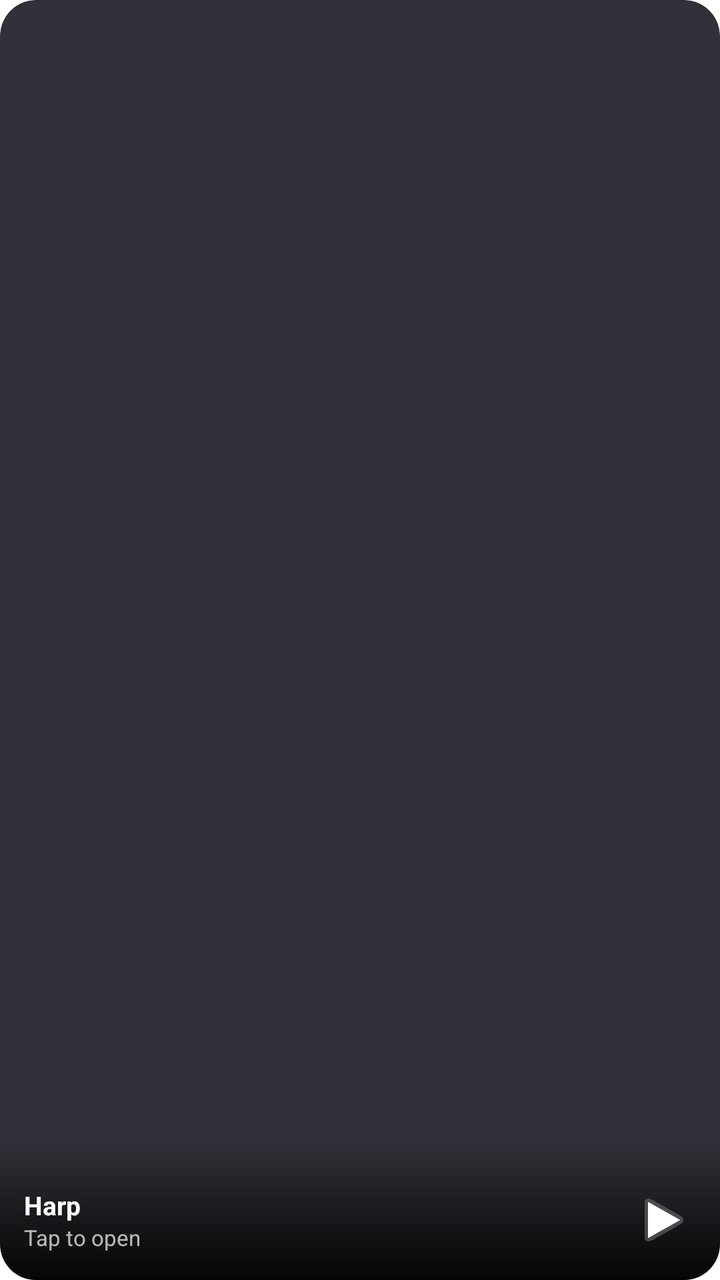
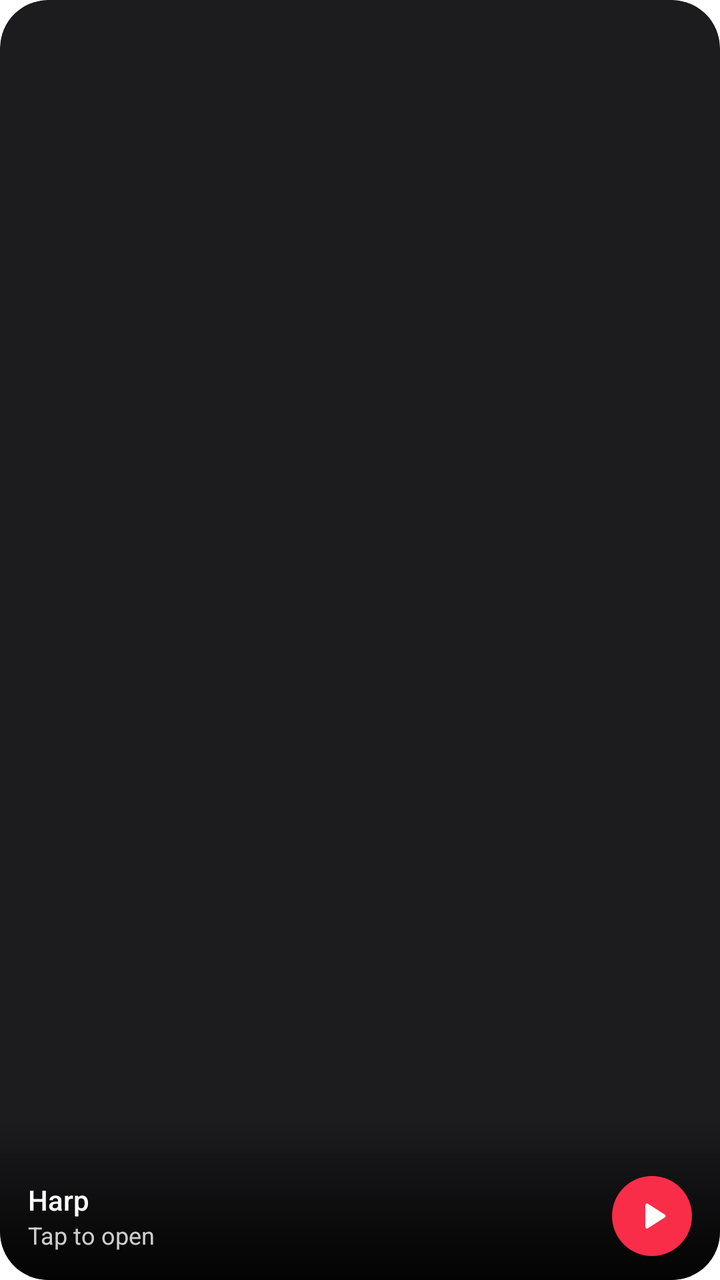

An Android layout rendered at two revisions. The XML below is the earlier revision; the diff shows what the commit changed to produce the second picture.
<!-- AndroidManifest.xml: fallback theme Theme.MaterialComponents.DayNight.NoActionBar -->
<!-- res/layout/harp_widget_cover.xml -->
<?xml version="1.0" encoding="utf-8"?>
<FrameLayout xmlns:android="http://schemas.android.com/apk/res/android"
    android:id="@+id/widget_root"
    android:layout_width="match_parent"
    android:layout_height="match_parent"
    android:background="@drawable/widget_bg"
    android:clipToOutline="true">

    <ImageView
        android:id="@+id/widget_art"
        android:layout_width="match_parent"
        android:layout_height="match_parent"
        android:contentDescription="Cover"
        android:scaleType="centerCrop"
        android:src="@mipmap/ic_launcher" />

    <LinearLayout
        android:layout_width="match_parent"
        android:layout_height="wrap_content"
        android:layout_gravity="bottom"
        android:background="@drawable/widget_scrim"
        android:gravity="center_vertical"
        android:orientation="horizontal"
        android:paddingStart="12dp"
        android:paddingTop="20dp"
        android:paddingEnd="6dp"
        android:paddingBottom="8dp">

        <LinearLayout
            android:layout_width="0dp"
            android:layout_height="wrap_content"
            android:layout_weight="1"
            android:orientation="vertical">

        <TextView
            android:id="@+id/widget_title"
            android:layout_width="match_parent"
            android:layout_height="wrap_content"
            android:ellipsize="end"
            android:maxLines="1"
            android:text="Harp"
            android:textColor="#FFFFFFFF"
            android:textSize="13sp"
            android:textStyle="bold" />

        <TextView
            android:id="@+id/widget_artist"
            android:layout_width="match_parent"
            android:layout_height="wrap_content"
            android:ellipsize="end"
            android:maxLines="1"
            android:text="Tap to open"
            android:textColor="#B3FFFFFF"
            android:textSize="11sp" />

        </LinearLayout>

        <ImageButton
            android:id="@+id/widget_play"
            android:layout_width="44dp"
            android:layout_height="44dp"
            android:background="@android:color/transparent"
            android:contentDescription="Play or pause"
            android:scaleType="fitCenter"
            android:padding="6dp"
            android:src="@android:drawable/ic_media_play" />

    </LinearLayout>
</FrameLayout>
<!-- resources referenced by this layout -->
<resources>
  <!-- drawable widget_bg (drawable) -->
  <?xml version="1.0" encoding="utf-8"?>
  <shape xmlns:android="http://schemas.android.com/apk/res/android" android:shape="rectangle">
      <solid android:color="#E61B1B24" />
      <corners android:radius="18dp" />
  </shape>
  <!-- drawable widget_scrim (drawable) -->
  <?xml version="1.0" encoding="utf-8"?>
  <shape xmlns:android="http://schemas.android.com/apk/res/android" android:shape="rectangle">
      <gradient android:angle="90" android:startColor="#E6000000" android:endColor="#00000000" />
  </shape>
  <!-- mipmap ic_launcher (mipmap-anydpi-v26) -->
  <?xml version="1.0" encoding="utf-8"?>
  <adaptive-icon xmlns:android="http://schemas.android.com/apk/res/android">
      <background android:drawable="@drawable/ic_launcher_background"/>
      <foreground android:drawable="@mipmap/ic_launcher_foreground"/>
      <monochrome android:drawable="@mipmap/ic_launcher_foreground"/>
  </adaptive-icon>
  <!-- drawable ic_launcher_background (drawable) -->
  <?xml version="1.0" encoding="utf-8"?>
  <shape xmlns:android="http://schemas.android.com/apk/res/android" android:shape="rectangle">
      <gradient android:angle="315" android:startColor="#FFFF6B6B" android:endColor="#FFB3001B" android:type="linear"/>
  </shape>
</resources>

<!-- the commit's change to res/layout/harp_widget_cover.xml (unified diff, before → after) -->
@@ -1,69 +1,23 @@
 <?xml version="1.0" encoding="utf-8"?>
-<FrameLayout xmlns:android="http://schemas.android.com/apk/res/android"
-    android:id="@+id/widget_root"
-    android:layout_width="match_parent"
-    android:layout_height="match_parent"
-    android:background="@drawable/widget_bg"
-    android:clipToOutline="true">
-
-    <ImageView
-        android:id="@+id/widget_art"
-        android:layout_width="match_parent"
-        android:layout_height="match_parent"
-        android:contentDescription="Cover"
-        android:scaleType="centerCrop"
-        android:src="@mipmap/ic_launcher" />
-
-    <LinearLayout
-        android:layout_width="match_parent"
-        android:layout_height="wrap_content"
-        android:layout_gravity="bottom"
-        android:background="@drawable/widget_scrim"
-        android:gravity="center_vertical"
-        android:orientation="horizontal"
-        android:paddingStart="12dp"
-        android:paddingTop="20dp"
-        android:paddingEnd="6dp"
-        android:paddingBottom="8dp">
-
-        <LinearLayout
-            android:layout_width="0dp"
-            android:layout_height="wrap_content"
-            android:layout_weight="1"
-            android:orientation="vertical">
-
-        <TextView
-            android:id="@+id/widget_title"
-            android:layout_width="match_parent"
-            android:layout_height="wrap_content"
-            android:ellipsize="end"
-            android:maxLines="1"
-            android:text="Harp"
-            android:textColor="#FFFFFFFF"
-            android:textSize="13sp"
-            android:textStyle="bold" />
-
-        <TextView
-            android:id="@+id/widget_artist"
-            android:layout_width="match_parent"
-            android:layout_height="wrap_content"
-            android:ellipsize="end"
-            android:maxLines="1"
-            android:text="Tap to open"
-            android:textColor="#B3FFFFFF"
-            android:textSize="11sp" />
-
+<FrameLayout xmlns:android="http://schemas.android.com/apk/res/android" android:id="@+id/widget_root" android:layout_width="match_parent" android:layout_height="match_parent"
+    android:background="@drawable/widget_clip" android:clipToOutline="true">
+    <ImageView android:id="@+id/widget_bg" android:layout_width="match_parent" android:layout_height="match_parent"
+        android:importantForAccessibility="no" android:scaleType="fitXY" android:src="@drawable/widget_bg" />
+    <ImageView android:id="@+id/widget_art" android:layout_width="match_parent" android:layout_height="match_parent"
+        android:contentDescription="Cover" android:scaleType="centerCrop" android:src="@mipmap/ic_launcher" />
+    <LinearLayout android:layout_width="match_parent" android:layout_height="wrap_content" android:layout_gravity="bottom"
+        android:background="@drawable/widget_scrim" android:gravity="center_vertical" android:orientation="horizontal"
+        android:paddingStart="14dp" android:paddingTop="28dp" android:paddingEnd="10dp" android:paddingBottom="12dp">
+        <LinearLayout android:layout_width="0dp" android:layout_height="wrap_content" android:layout_weight="1" android:orientation="vertical">
+            <TextView android:id="@+id/widget_title" android:layout_width="match_parent" android:layout_height="wrap_content"
+            android:ellipsize="end" android:maxLines="1" android:text="Harp" android:textColor="#FFFFFFFF" android:textSize="14sp"
+            android:fontFamily="sans-serif-medium"   />
+            <TextView android:id="@+id/widget_artist" android:layout_width="match_parent" android:layout_height="wrap_content"
+            android:ellipsize="end" android:maxLines="1" android:text="Tap to open" android:textColor="#CCFFFFFF" android:textSize="12sp"
+            android:fontFamily="sans-serif"   />
         </LinearLayout>
-
-        <ImageButton
-            android:id="@+id/widget_play"
-            android:layout_width="44dp"
-            android:layout_height="44dp"
-            android:background="@android:color/transparent"
-            android:contentDescription="Play or pause"
-            android:scaleType="fitCenter"
-            android:padding="6dp"
-            android:src="@android:drawable/ic_media_play" />
-
+        <ImageButton android:id="@+id/widget_play" android:layout_width="40dp" android:layout_height="40dp"
+            android:layout_marginStart="4dp" android:layout_marginEnd="4dp" android:background="@drawable/widget_play_bg"
+            android:contentDescription="Play or pause" android:padding="10dp" android:scaleType="fitCenter" android:src="@drawable/ic_w_play" />
     </LinearLayout>
 </FrameLayout>
<!-- resource entries referenced after the edit -->
@@ -1,15 +1,31 @@
 <!-- resources referenced by this layout -->
 <resources>
+  <!-- drawable ic_w_play (drawable) -->
+  <?xml version="1.0" encoding="utf-8"?>
+  <vector xmlns:android="http://schemas.android.com/apk/res/android" android:width="24dp" android:height="24dp" android:viewportWidth="24" android:viewportHeight="24">
+      <path android:fillColor="#FFFFFFFF" android:pathData="M8,5.5v13a1,1 0 0,0 1.5,0.86l10.2,-6.5a1,1 0 0,0 0,-1.72L9.5,4.64A1,1 0 0,0 8,5.5z" />
+  </vector>
   <!-- drawable widget_bg (drawable) -->
   <?xml version="1.0" encoding="utf-8"?>
   <shape xmlns:android="http://schemas.android.com/apk/res/android" android:shape="rectangle">
-      <solid android:color="#E61B1B24" />
-      <corners android:radius="18dp" />
+      <solid android:color="#FF1C1C1F" />
+      <corners android:radius="24dp" />
+  </shape>
+  <!-- drawable widget_clip (drawable) -->
+  <?xml version="1.0" encoding="utf-8"?>
+  <shape xmlns:android="http://schemas.android.com/apk/res/android" android:shape="rectangle">
+      <solid android:color="#00000000" />
+      <corners android:radius="24dp" />
+  </shape>
+  <!-- drawable widget_play_bg (drawable) -->
+  <?xml version="1.0" encoding="utf-8"?>
+  <shape xmlns:android="http://schemas.android.com/apk/res/android" android:shape="oval">
+      <solid android:color="#FFFA2D48" />
   </shape>
   <!-- drawable widget_scrim (drawable) -->
   <?xml version="1.0" encoding="utf-8"?>
   <shape xmlns:android="http://schemas.android.com/apk/res/android" android:shape="rectangle">
-      <gradient android:angle="90" android:startColor="#E6000000" android:endColor="#00000000" />
+      <gradient android:angle="90" android:startColor="#E6000000" android:centerColor="#80000000" android:endColor="#00000000" />
   </shape>
   <!-- mipmap ic_launcher (mipmap-anydpi-v26) -->
   <?xml version="1.0" encoding="utf-8"?>
